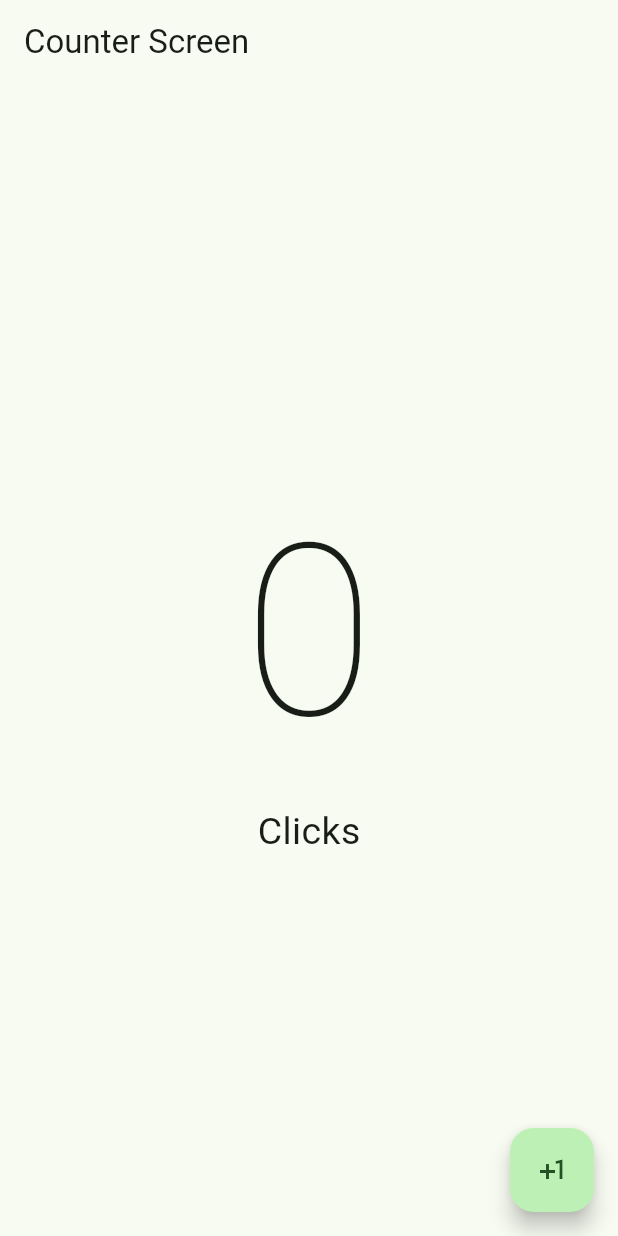
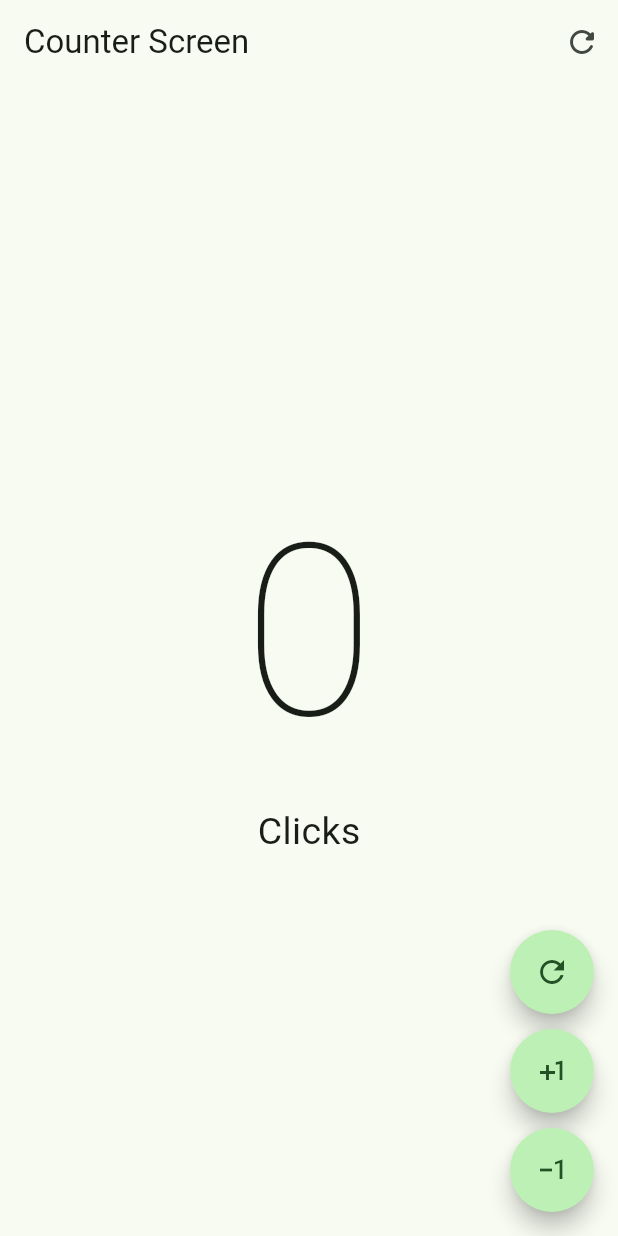
Before and after one commit to peramon/flutter-learning, a Flutter app: the screen it shows after launch, on a phone screen of 412 x 824 dp. Run offline on Flutter 3.47's test engine with Material 3 defaults, Android fonts, the phone set to English and light mode, and no system bars.

Commit message:
AppBar and actions

```diff
--- a/hello_world_app/lib/presentation/screens/counter/counter_screen.dart
+++ b/hello_world_app/lib/presentation/screens/counter/counter_screen.dart
@@ -17,20 +17,55 @@ class _CounterScreenState extends State<CounterScreen> {
   @override
   Widget build(BuildContext context) {
     return Scaffold(
-      appBar: AppBar(title: const Text('Counter Screen')),
+      appBar: AppBar(
+        title: const Text('Counter Screen'),
+        // leading:
+        actions: [
+          IconButton(
+            onPressed: () {
+              setState(() {
+                clickCounter = 0;
+              });
+            },
+            icon: const Icon(Icons.refresh_rounded),
+          ),
+        ],
+      ),
+
       body: Center(
         child: Column(
           mainAxisAlignment: MainAxisAlignment.center, //
           children: [
             Text(
               '$clickCounter',
-              style: const TextStyle(fontSize: 160, fontWeight: FontWeight.w100),
+              style: const TextStyle(
+                fontSize: 160,
+                fontWeight: FontWeight.w100,
               ),
-            Text( clickCounter != 1  ? 'Clicks':'Click', style: TextStyle(fontSize: 25)),
+            ),
+            Text(
+              clickCounter != 1 ? 'Clicks' : 'Click',
+              style: const TextStyle(fontSize: 25),
+            ),
           ],
         ),
       ),
-      floatingActionButton: FloatingActionButton(
+      floatingActionButton: Column(
+        mainAxisAlignment: MainAxisAlignment.end,
+        children: [
+          FloatingActionButton(
+            shape: StadiumBorder(),
+            onPressed: () {
+              setState(() {
+                // setState notifica a Flutter que el estado ha cambiado y necesita reconstruir el widget
+                clickCounter++; // Incrementa el contador de clics
+              });
+            },
+            child: Icon(Icons.refresh_outlined),
+          ),
+          const SizedBox(height: 10), // Espacio entre los botones
+          FloatingActionButton(
+            shape: StadiumBorder(),
             onPressed: () {
               setState(() {
                 // setState notifica a Flutter que el estado ha cambiado y necesita reconstruir el widget
@@ -39,6 +74,19 @@ class _CounterScreenState extends State<CounterScreen> {
             },
             child: Icon(Icons.plus_one),
           ),
+          const SizedBox(height: 10), // Espacio entre los botones
+          FloatingActionButton(
+            shape: StadiumBorder(),
+            onPressed: () {
+              setState(() {
+                // setState notifica a Flutter que el estado ha cambiado y necesita reconstruir el widget
+                clickCounter--; // Incrementa el contador de clics
+              });
+            },
+            child: Icon(Icons.exposure_minus_1),
+          ),
+        ],
+      ),
     );
   }
 }
```
Lines whose indentation alone changed are shown as unchanged.
